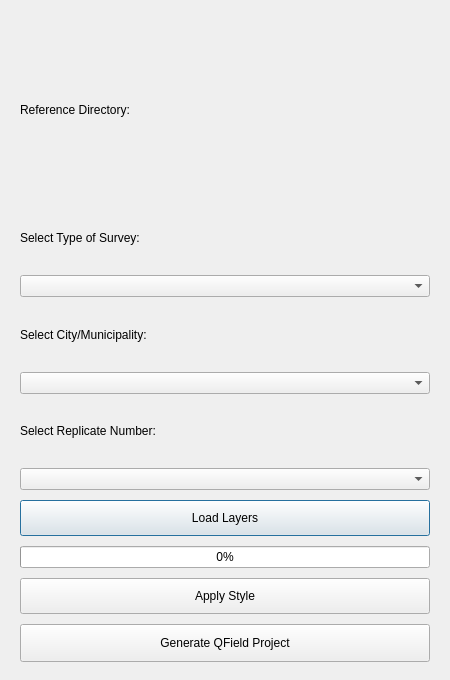
The window that loader_dialog.ui (Syano18/GeoFASU_Mod) describes before a commit, drawn with Qt 5.
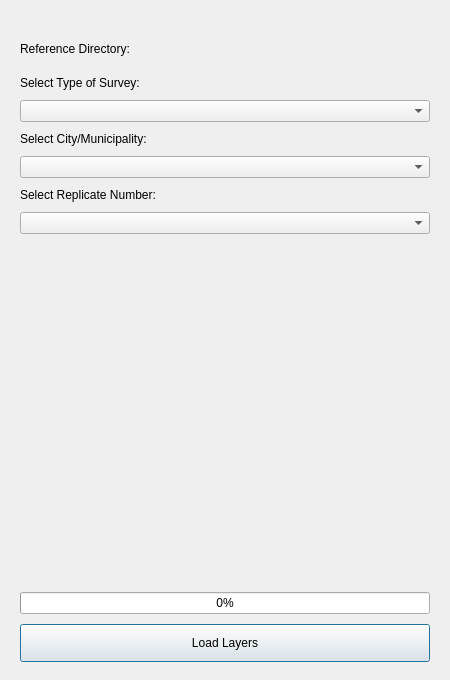
The same window after the commit. Custom widgets are drawn as their Qt base class.

Diff of the .ui file:
```diff
--- a/loader_dialog.ui
+++ b/loader_dialog.ui
@@ -90,20 +90,17 @@
     <widget class="QComboBox" name="comboxRep"/>
    </item>
    <item>
-    <widget class="QPushButton" name="loadbtn">
-     <property name="minimumSize">
+    <spacer name="verticalSpacer">
+     <property name="orientation">
+      <enum>Qt::Vertical</enum>
+     </property>
+     <property name="sizeHint" stdset="0">
       <size>
-       <width>0</width>
-       <height>36</height>
+       <width>20</width>
+       <height>12</height>
       </size>
      </property>
-     <property name="cursor">
-      <cursorShape>PointingHandCursor</cursorShape>
-     </property>
-     <property name="text">
-      <string>Load Layers</string>
-     </property>
-    </widget>
+    </spacer>
    </item>
    <item>
     <widget class="QProgressBar" name="progbar">
@@ -116,23 +113,7 @@
     </widget>
    </item>
    <item>
-    <widget class="QPushButton" name="aplqml">
-     <property name="minimumSize">
-      <size>
-       <width>0</width>
-       <height>36</height>
-      </size>
-     </property>
-     <property name="cursor">
-      <cursorShape>PointingHandCursor</cursorShape>
-     </property>
-     <property name="text">
-      <string>Apply Style</string>
-     </property>
-    </widget>
-   </item>
-   <item>
-    <widget class="QPushButton" name="genrate">
+    <widget class="QPushButton" name="loadbtn">
      <property name="minimumSize">
       <size>
        <width>0</width>
@@ -143,7 +124,7 @@
       <cursorShape>PointingHandCursor</cursorShape>
      </property>
      <property name="text">
-      <string>Generate QField Project</string>
+      <string>Load Layers</string>
      </property>
     </widget>
    </item>
```
Left out of the diff: 2 changed lines with no effect on the pictures.
